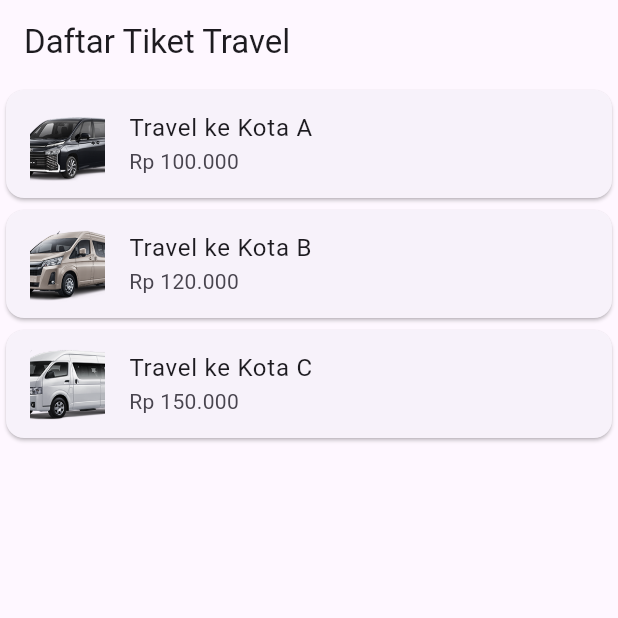
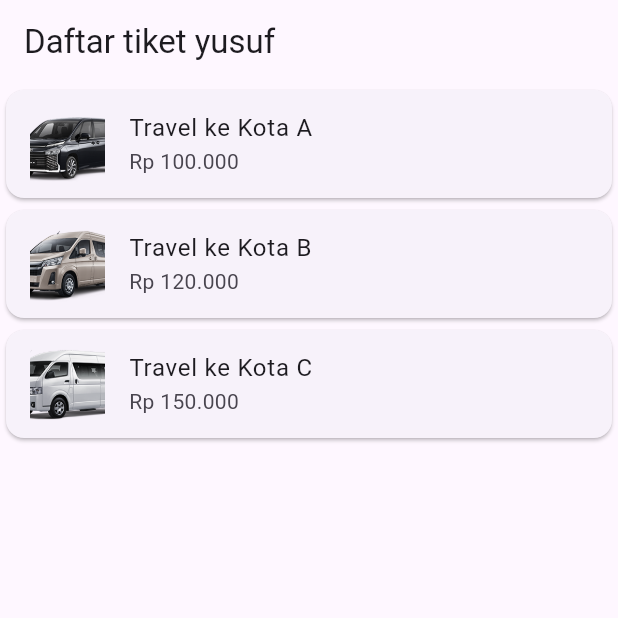
Before and after one commit to TEUNGKU-ZULKIFLI/ACEH_TICKET_TRAVEL_CAR, a Flutter app: the HomeScreen screen opened directly, on a phone screen of 412 x 824 dp, the top half of it. Run offline on Flutter 3.47's test engine with Material 3 defaults, Android fonts, the light colour scheme and no system bars.

Commit message:
yusuf mengedit page home screen.dart

```diff
--- a/lib/home_screen.dart
+++ b/lib/home_screen.dart
@@ -23,7 +23,7 @@ class HomeScreen extends StatelessWidget {
   Widget build(BuildContext context) {
     return Scaffold(
       appBar: AppBar(
-        title: Text('Daftar Tiket Travel'),
+        title: Text('Daftar tiket yusuf'),
       ),
       body: ListView.builder(
         itemCount: tickets.length,
```
